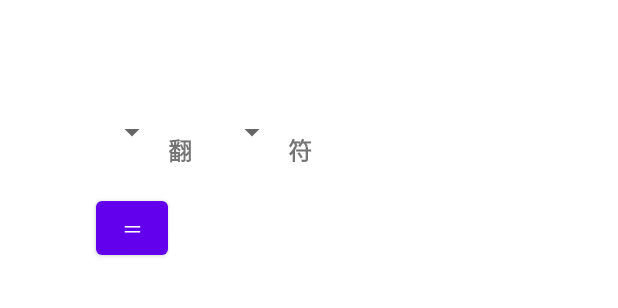
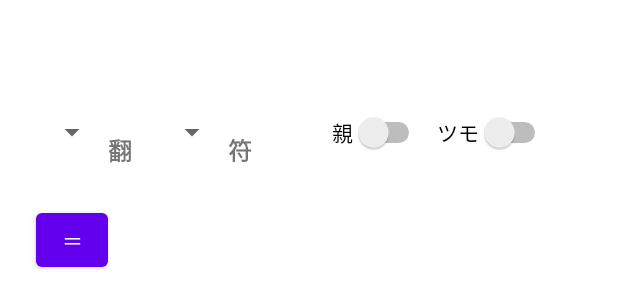
Before and after one commit to 17043003/MajanCalculator, an Android app: the layout fragment_calculator.xml on its own in the app's theme, with its tools: preview values and no code run, on a phone screen of 412 x 824 dp. Shown: the top 308 px of the screen. Run offline under Robolectric (Android 15) with nearby library versions, the phone set to English and light mode, and no system bars; network calls fail.

Commit message:
add: show calculate result as string.
- calculate by tsumo, parent, fann and fu.

```diff
--- a/app/src/main/res/layout/fragment_calculator.xml
+++ b/app/src/main/res/layout/fragment_calculator.xml
@@ -16,10 +16,10 @@
 
         <Spinner
             android:id="@+id/fannSpinner"
-            style="@style/MediumText.MediumSpinner"
+            style="@style/MediumText"
             android:layout_width="wrap_content"
             android:layout_height="wrap_content"
-            android:layout_marginStart="64dp"
+            android:layout_marginStart="24dp"
             android:layout_marginTop="64dp"
             android:contentDescription="@string/fann_description_spinner"
             android:entries="@{view_model.fanns}"
@@ -38,7 +38,7 @@
 
         <Spinner
             android:id="@+id/suSpinner"
-            style="@style/MediumText.MediumSpinner"
+            style="@style/MediumText"
             android:layout_width="wrap_content"
             android:layout_height="wrap_content"
             android:layout_marginStart="16dp"
@@ -60,7 +60,7 @@
         <Button
             android:id="@+id/resultButton"
             style="@style/SquareButton"
-            android:layout_marginTop="16dp"
+            android:layout_marginTop="24dp"
             android:onClick="@{() -> view_model.onClickResultButton()}"
             android:text="@string/calculate_result_button"
             app:layout_constraintStart_toStartOf="@+id/fannSpinner"
@@ -68,7 +68,7 @@
 
         <TextView
             android:id="@+id/resultText"
-            style="@style/MediumText.MediumSpinner"
+            style="@style/MediumText"
             android:layout_width="wrap_content"
             android:layout_height="wrap_content"
             android:ems="8"
@@ -77,5 +77,34 @@
             app:layout_constraintBottom_toBottomOf="@+id/resultButton"
             app:layout_constraintStart_toEndOf="@+id/resultButton"
             app:layout_constraintTop_toTopOf="@+id/resultButton" />
+
+        <com.google.android.material.chip.ChipGroup
+            android:layout_width="wrap_content"
+            android:layout_height="48dp"
+            android:layout_marginStart="8dp"
+            app:layout_constraintBottom_toBottomOf="@+id/suSpinner"
+            app:layout_constraintEnd_toEndOf="parent"
+            app:layout_constraintStart_toEndOf="@+id/fuText"
+            app:layout_constraintTop_toTopOf="@+id/suSpinner">
+
+            <Switch
+                android:id="@+id/parentChildSwitch"
+                style="@style/MediumSwitch"
+                android:checked="@={view_model.isParent}"
+                android:text="@string/parent_switch"
+                android:textOff="@string/child_switch"
+                android:textOn="@string/parent_switch"
+                tools:ignore="UseSwitchCompatOrMaterialXml" />
+
+            <Switch
+                android:id="@+id/tsumoSwitch"
+                style="@style/MediumSwitch"
+                android:checked="@={view_model.isTsumo}"
+                android:text="@string/tsumo_switch"
+                android:textOff="@string/ron_switch"
+                android:textOn="@string/tsumo_switch"
+                tools:ignore="UseSwitchCompatOrMaterialXml" />
+        </com.google.android.material.chip.ChipGroup>
+
     </androidx.constraintlayout.widget.ConstraintLayout>
 </layout>
--- a/app/src/main/res/values/strings.xml
+++ b/app/src/main/res/values/strings.xml
@@ -5,4 +5,8 @@
     <string name="fann_description_spinner">翻数を入力</string>
     <string name="fu_description_spinner">符を入力</string>
     <string name="calculate_result_button">＝</string>
+    <string name="parent_switch">親</string>
+    <string name="tsumo_switch">ツモ</string>
+    <string name="child_switch" />
+    <string name="ron_switch">ロン</string>
 </resources>
--- a/app/src/main/res/values/styles.xml
+++ b/app/src/main/res/values/styles.xml
@@ -6,6 +6,7 @@
 
     <style name="MediumText">
         <item name="android:textSize">24sp</item>
+        <item name="android:minHeight">48dp</item>
     </style>
 
     <style name="SmallText.BoldText">
@@ -16,12 +17,14 @@
         <item name="android:textStyle">bold</item>
     </style>
 
-    <style name="MediumText.MediumSpinner">
-        <item name="android:minHeight">48dp</item>
-    </style>
-
     <style name="SquareButton">
         <item name="android:layout_height">48dp</item>
         <item name="android:layout_width">48dp</item>
     </style>
+
+    <style name="MediumSwitch">
+        <item name="android:layout_width">wrap_content</item>
+        <item name="android:layout_height">match_parent</item>
+        <item name="android:showText">false</item>
+    </style>
 </resources>
```
Also changed, not shown: app/src/main/java/com/ishzk/android/majancalculator/domain/FannFu.kt (+23 -2 lines), app/src/main/java/com/ishzk/android/majancalculator/ui/CalculatorViewModel.kt (+12 -6 lines).
